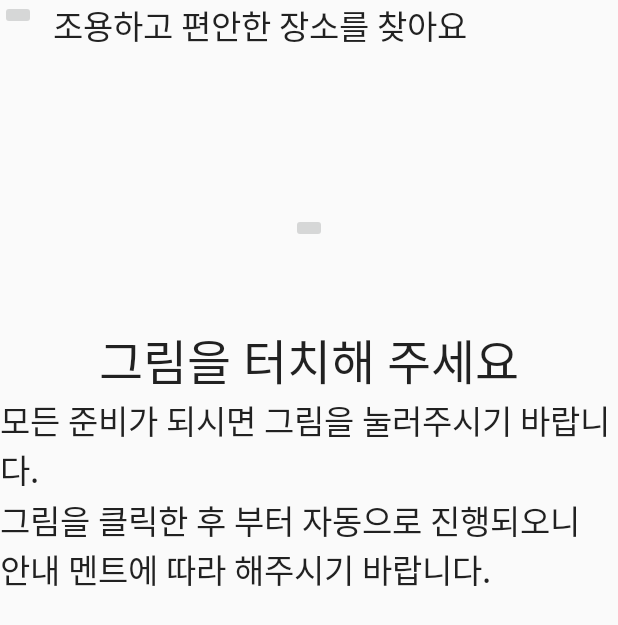
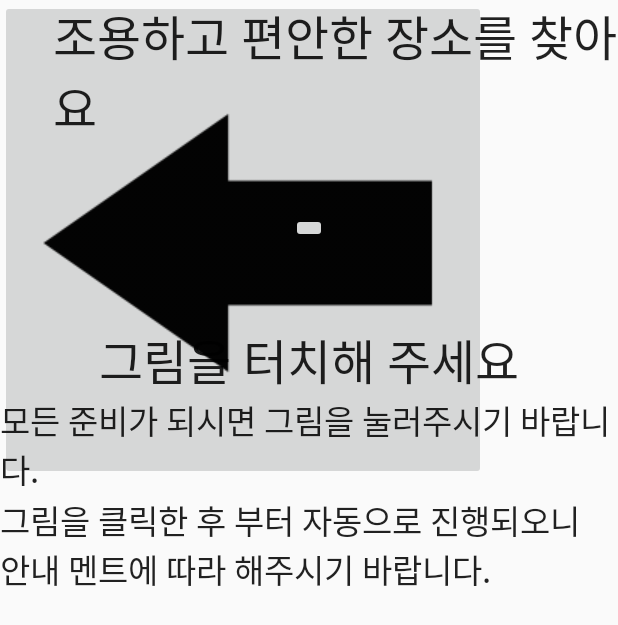
Before and after one commit to nakjun/WELLNESS, an Android app: the DW_secondActivity screen opened directly, with no data from a screen before it, on a phone screen of 412 x 824 dp. Shown: the top 625 px of the screen. Run offline under Robolectric (Android 15) with nearby library versions, the phone set to English and light mode, and no system bars.

Commit message:
dw_sec_backButton

```diff
--- a/app/src/main/java/com/example/nj/myapplication/DW_Activity/DW_secondActivity.java
+++ b/app/src/main/java/com/example/nj/myapplication/DW_Activity/DW_secondActivity.java
@@ -21,10 +21,16 @@ public class DW_secondActivity extends AppCompatActivity {
         top=(TextView)findViewById(R.id.dw_sec_topText);
         mid=(TextView)findViewById(R.id.dw_sec_midText);
         bot=(TextView)findViewById(R.id.dw_sec_botText);
+
+        back=(ImageButton)findViewById(R.id.dw_sec_back);
+        back.setImageResource(R.drawable.common_back_button);
+
         top.setText(R.string.dw_2nd_top);
+        top.setTextSize(32);
         mid.setText(R.string.dw_2nd_mid);
         mid.setTextSize(32);
         bot.setText(R.string.dw_2nd_bottom);
+
     }
 
 
```
Also changed, not shown: app/src/main/res/drawable/common_back_button.png (added).
